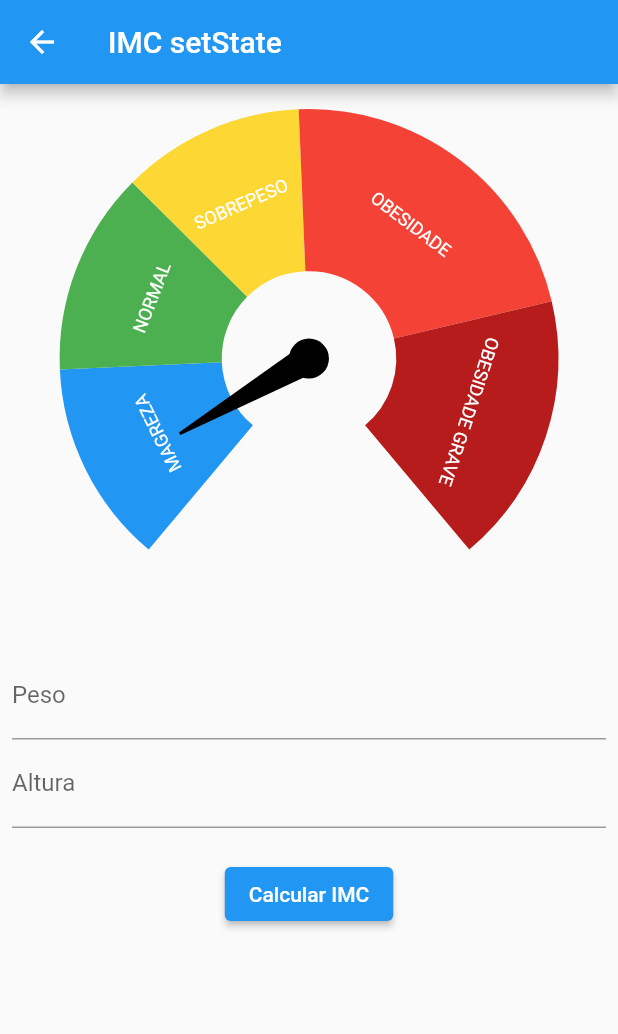
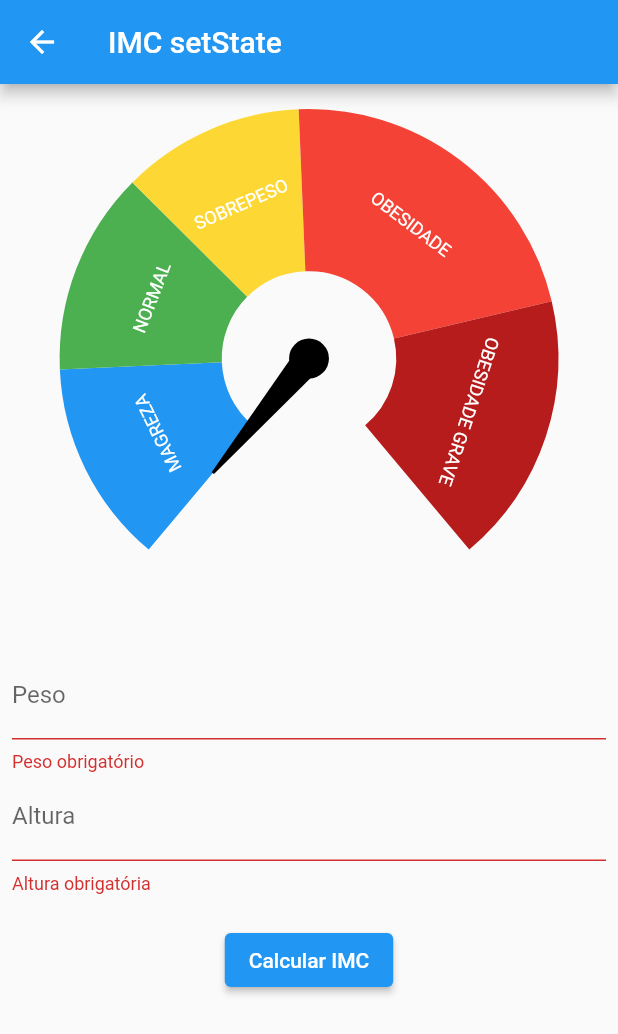
Before and after one commit to jdaibello/academia-do-flutter-modulos-flutter, a Flutter app: the ImcSetStatePage screen opened directly, after a tap on "Calcular IMC", on a phone screen of 412 x 824 dp. Shown: the top 1034 px of the screen. Run offline on Flutter 3.47's test engine with Material 2 defaults, Android fonts, the phone set to English and light mode, and no system bars; drawn by our look-alikes of syncfusion_flutter_gauges; our stand-ins replace currency_text_input_formatter, device_preview.

Commit message:
feat: add building screen with setState

```diff
--- a/flutter_default_state_manager/lib/setState/imc_set_state_page.dart
+++ b/flutter_default_state_manager/lib/setState/imc_set_state_page.dart
@@ -1,7 +1,9 @@
+import 'dart:math';
+
 import 'package:currency_text_input_formatter/currency_text_input_formatter.dart';
 import 'package:flutter/material.dart';
-import 'package:flutter_default_state_manager/widgets/imc_gauge_range.dart';
-import 'package:syncfusion_flutter_gauges/gauges.dart';
+import 'package:flutter_default_state_manager/widgets/imc_gauge.dart';
+import 'package:intl/intl.dart';
 
 class ImcSetStatePage extends StatefulWidget {
   const ImcSetStatePage({Key? key}) : super(key: key);
@@ -13,6 +15,8 @@ class ImcSetStatePage extends StatefulWidget {
 class _ImcSetStatePageState extends State<ImcSetStatePage> {
   final pesoEC = TextEditingController();
   final alturaEC = TextEditingController();
+  final formKey = GlobalKey<FormState>();
+  var imc = 0.0;
 
   @override
   void dispose() {
@@ -21,66 +25,35 @@ class _ImcSetStatePageState extends State<ImcSetStatePage> {
     super.dispose();
   }
 
+  Future<void> _calcularIMC(
+      {required double peso, required double altura}) async {
+    setState(() {
+      imc = 0;
+    });
+
+    await Future.delayed(const Duration(seconds: 1));
+
+    setState(() {
+      imc = peso / pow(altura, 2);
+    });
+  }
+
   @override
   Widget build(BuildContext context) {
+    debugPrint('Build TELA');
+
     return Scaffold(
       appBar: AppBar(
         title: const Text('IMC setState'),
       ),
       body: SingleChildScrollView(
+        child: Form(
+          key: formKey,
           child: Padding(
             padding: const EdgeInsets.all(8),
             child: Column(
               children: [
-              SfRadialGauge(
-                axes: [
-                  RadialAxis(
-                    showLabels: false,
-                    showAxisLine: false,
-                    showTicks: false,
-                    minimum: 12.5,
-                    maximum: 47.9,
-                    ranges: [
-                      ImcGaugeRange(
-                        color: Colors.blue,
-                        start: 12.5,
-                        end: 18.5,
-                        label: 'MAGREZA',
-                      ),
-                      ImcGaugeRange(
-                        color: Colors.green,
-                        start: 18.5,
-                        end: 24.5,
-                        label: 'NORMAL',
-                      ),
-                      ImcGaugeRange(
-                        color: Colors.yellow[600]!,
-                        start: 24.5,
-                        end: 29.9,
-                        label: 'SOBREPESO',
-                      ),
-                      ImcGaugeRange(
-                        color: Colors.red[500]!,
-                        start: 29.9,
-                        end: 39.9,
-                        label: 'OBESIDADE',
-                      ),
-                      ImcGaugeRange(
-                        color: Colors.red[900]!,
-                        start: 39.9,
-                        end: 47.9,
-                        label: 'OBESIDADE GRAVE',
-                      ),
-                    ],
-                    pointers: const [
-                      NeedlePointer(
-                        value: 15,
-                        enableAnimation: true,
-                      ),
-                    ],
-                  ),
-                ],
-              ),
+                ImcGauge(imc: imc),
                 const SizedBox(height: 20),
                 TextFormField(
                   controller: pesoEC,
@@ -96,6 +69,11 @@ class _ImcSetStatePageState extends State<ImcSetStatePage> {
                       decimalDigits: 2,
                     ),
                   ],
+                  validator: (String? value) {
+                    if (value == null || value.isEmpty) {
+                      return 'Peso obrigatório';
+                    }
+                  },
                 ),
                 TextFormField(
                   controller: alturaEC,
@@ -111,16 +89,35 @@ class _ImcSetStatePageState extends State<ImcSetStatePage> {
                       decimalDigits: 2,
                     ),
                   ],
+                  validator: (String? value) {
+                    if (value == null || value.isEmpty) {
+                      return 'Altura obrigatória';
+                    }
+                  },
                 ),
                 const SizedBox(height: 20),
                 ElevatedButton(
-                onPressed: () {},
+                  onPressed: () {
+                    var formValid = formKey.currentState?.validate() ?? false;
+
+                    if (formValid) {
+                      var formatter = NumberFormat.simpleCurrency(
+                        locale: 'pt_BR',
+                        decimalDigits: 2,
+                      );
+                      double peso = formatter.parse(pesoEC.text) as double;
+                      double altura = formatter.parse(alturaEC.text) as double;
+
+                      _calcularIMC(peso: peso, altura: altura);
+                    }
+                  },
                   child: const Text('Calcular IMC'),
                 ),
               ],
             ),
           ),
         ),
+      ),
     );
   }
 }
--- /dev/null
+++ b/flutter_default_state_manager/lib/widgets/imc_gauge.dart
@@ -0,0 +1,62 @@
+import 'package:flutter/material.dart';
+import 'package:flutter_default_state_manager/widgets/imc_gauge_range.dart';
+import 'package:syncfusion_flutter_gauges/gauges.dart';
+
+class ImcGauge extends StatelessWidget {
+  final double imc;
+
+  const ImcGauge({required this.imc, Key? key}) : super(key: key);
+
+  @override
+  Widget build(BuildContext context) {
+    return SfRadialGauge(
+      axes: [
+        RadialAxis(
+          showLabels: false,
+          showAxisLine: false,
+          showTicks: false,
+          minimum: 12.5,
+          maximum: 47.9,
+          ranges: [
+            ImcGaugeRange(
+              color: Colors.blue,
+              start: 12.5,
+              end: 18.5,
+              label: 'MAGREZA',
+            ),
+            ImcGaugeRange(
+              color: Colors.green,
+              start: 18.5,
+              end: 24.5,
+              label: 'NORMAL',
+            ),
+            ImcGaugeRange(
+              color: Colors.yellow[600]!,
+              start: 24.5,
+              end: 29.9,
+              label: 'SOBREPESO',
+            ),
+            ImcGaugeRange(
+              color: Colors.red[500]!,
+              start: 29.9,
+              end: 39.9,
+              label: 'OBESIDADE',
+            ),
+            ImcGaugeRange(
+              color: Colors.red[900]!,
+              start: 39.9,
+              end: 47.9,
+              label: 'OBESIDADE GRAVE',
+            ),
+          ],
+          pointers: [
+            NeedlePointer(
+              value: imc,
+              enableAnimation: true,
+            ),
+          ],
+        ),
+      ],
+    );
+  }
+}
--- a/flutter_default_state_manager/pubspec.yaml
+++ b/flutter_default_state_manager/pubspec.yaml
@@ -31,6 +31,7 @@ dependencies:
     sdk: flutter
   syncfusion_flutter_gauges: ^19.3.57
   currency_text_input_formatter: ^2.1.5
+  intl: ^0.17.0
 
   # The following adds the Cupertino Icons font to your application.
   # Use with the CupertinoIcons class for iOS style icons.
```
Also changed, not shown: flutter_default_state_manager/lib/template.dart (+2 -51 lines), flutter_default_state_manager/pubspec.lock. Lines whose indentation alone changed are shown as unchanged.
